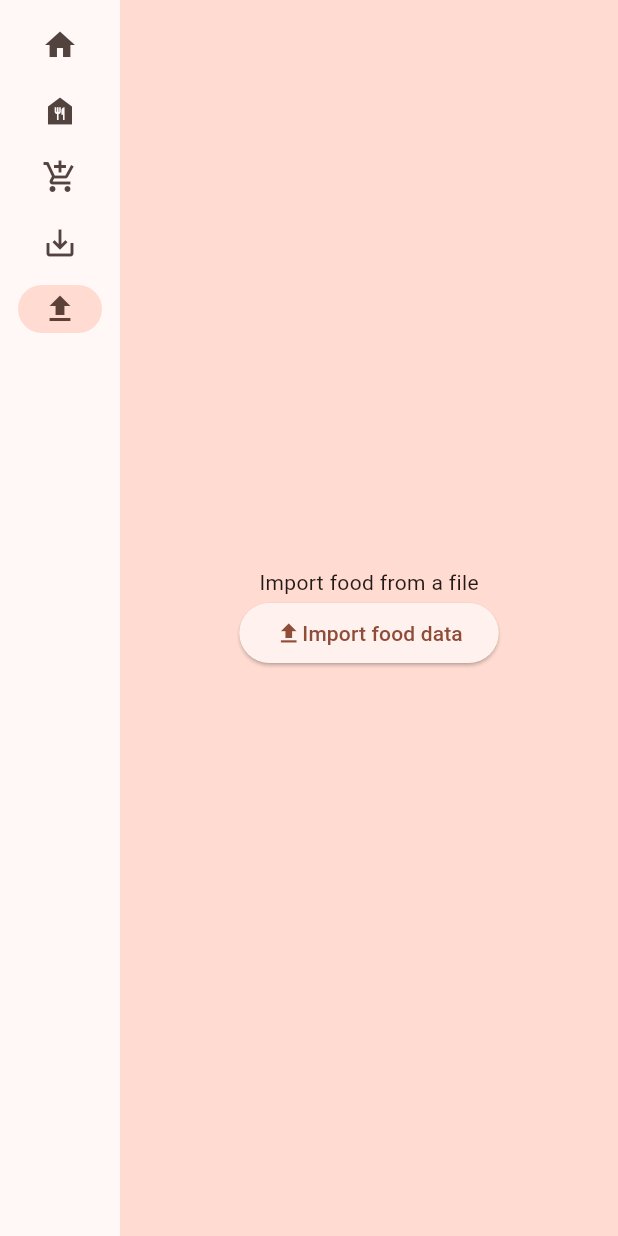
After one commit to JohnnyDoesStuff/Foodstuff, a Flutter app: the screen it shows after launch, after a tap on "Add food", after a tap on "Export food data", after a tap on "Import food data", on a phone screen of 412 x 824 dp. The commit adds this screen. Run offline on Flutter 3.47's test engine with Material 3 defaults, Android fonts, the phone set to English and light mode, and no system bars; missing offline and left inert: flutter_file_dialog.

Commit message:
add import and export of the database
- Export currently only works with Download directory
- Import allows the user to chose the file by GUI

```diff
--- a/foodstuff/lib/food_database.dart
+++ b/foodstuff/lib/food_database.dart
@@ -23,6 +23,9 @@ class FoodDatabase {
     if (newFood.isEmpty) {
       return;
     }
+
+    newFood = newFood.trim();
+
     // todo: make it case insensitive
     if (foodList.contains(newFood)) {
       return;
@@ -36,6 +39,37 @@ class FoodDatabase {
       foodList.remove(foodToRemove);
       _storeFood();
     }
+  }
+
+  void exportFood(String exportPath) {
+
+    if (exportPath.isEmpty) {
+      return;
+    }
+
+    if (!exportPath.endsWith('.txt')) {
+      exportPath = '$exportPath.txt';
+    }
+
+    var databaseFile = File(exportPath);
+    String content = foodList.join("\n");
+    databaseFile.writeAsStringSync(content);
+  }
+
+  void importFood(String importPath) {
+    var databaseFile = File(importPath);
+    String content = databaseFile.readAsStringSync();
+    var newFood = content.split("\n");
+    for (var food in newFood) {
+      if (food.isEmpty) {
+        continue;
+      }
+      if (foodList.contains(food)) {
+        continue;
+      }
+      foodList.add(food);
+    }
+    _storeFood();
   }
 
   static Future<FoodDatabase> create() async {
@@ -55,9 +89,7 @@ class FoodDatabase {
   }
 
   void _storeFood() {
-    var databaseFile = File(storagePath);
-    String content = foodList.join("\n");
-    databaseFile.writeAsStringSync(content);
+    exportFood(storagePath);
   }
 
   List<String> _getDefaultFood() {
--- /dev/null
+++ b/foodstuff/lib/load_page.dart
@@ -0,0 +1,47 @@
+import 'package:flutter/material.dart';
+import 'package:flutter_file_dialog/flutter_file_dialog.dart';
+import 'package:foodstuff/food_database.dart';
+
+class LoadPage extends StatelessWidget {
+  final FoodDatabase database;
+
+  LoadPage(this.database);
+
+  @override
+  Widget build(BuildContext context) {
+    final fileDialogParams = OpenFileDialogParams(
+      dialogType: OpenFileDialogType.document,
+      sourceType: SourceType.photoLibrary,
+    );
+
+    return Padding(
+      padding: const EdgeInsets.all(8.0),
+      child: Center(
+        child: Column(
+          mainAxisAlignment: MainAxisAlignment.center,
+          children: [
+            Text('Import food from a file'),
+            Row(
+              mainAxisSize: MainAxisSize.min,
+              children: [
+                ElevatedButton(
+                  onPressed: () async {
+                    final filePath = await FlutterFileDialog.pickFile(
+                        params: fileDialogParams);
+                    database.importFood(filePath!);
+                  },
+                  child: Row(
+                    children: [
+                      Icon(Icons.upload),
+                      Text('Import food data'),
+                    ],
+                  ),
+                ),
+              ],
+            ),
+          ],
+        ),
+      ),
+    );
+  }
+}
--- a/foodstuff/lib/main.dart
+++ b/foodstuff/lib/main.dart
@@ -2,7 +2,9 @@ import 'package:flutter/material.dart';
 import 'package:foodstuff/food_add_page.dart';
 import 'package:foodstuff/food_list_page.dart';
 import 'package:foodstuff/generator_page.dart';
+import 'package:foodstuff/load_page.dart';
 import 'package:foodstuff/my_app_state.dart';
+import 'package:foodstuff/save_page.dart';
 import 'package:provider/provider.dart';
 
 void main() {
@@ -48,6 +50,10 @@ class _MyHomePageState extends State<MyHomePage> {
         page = FoodListPage(appState.database);
       case 2:
         page = FoodAddPage(appState.database);
+      case 3:
+        page = SavePage(appState.database);
+      case 4:
+        page = LoadPage(appState.database);
       default:
         throw UnimplementedError('no widget for $selectedIndex');
     }
@@ -73,6 +79,14 @@ class _MyHomePageState extends State<MyHomePage> {
                       icon: Icon(Icons.add_shopping_cart),
                       label: Text('Add food'),
                     ),
+                    NavigationRailDestination(
+                      icon: Icon(Icons.save_alt),
+                      label: Text('Export food data'),
+                    ),
+                    NavigationRailDestination(
+                      icon: Icon(Icons.file_upload),
+                      label: Text('Import food data'),
+                    ),
                   ],
                   selectedIndex: selectedIndex,
                   onDestinationSelected: (value) {
--- /dev/null
+++ b/foodstuff/lib/save_page.dart
@@ -0,0 +1,50 @@
+import 'package:flutter/material.dart';
+import 'package:foodstuff/food_database.dart';
+
+class SavePage extends StatelessWidget {
+  final FoodDatabase foodDatabase;
+
+  const SavePage(this.foodDatabase);
+
+  @override
+  Widget build(BuildContext context) {
+    final TextEditingController textController = TextEditingController();
+    const String downloadDirectory = "storage/emulated/0/Download/";
+
+    return Padding(
+      padding: const EdgeInsets.all(8.0),
+      child: Center(
+        child: Column(
+          mainAxisAlignment: MainAxisAlignment.center,
+          children: [
+            Text('Save data to a file in your phone\'s download directory'),
+            TextField(
+              decoration: InputDecoration(
+                border: UnderlineInputBorder(),
+                hintText: 'Enter a file name',
+              ),
+              controller: textController,
+            ),
+            Row(
+              mainAxisSize: MainAxisSize.min,
+              children: [
+                ElevatedButton(
+                  onPressed: () {
+                    var exportPath = downloadDirectory + textController.text;
+                    foodDatabase.exportFood(exportPath);
+                  },
+                  child: Row(
+                    children: [
+                      Icon(Icons.download),
+                      Text('Export food data'),
+                    ],
+                  ),
+                ),
+              ],
+            ),
+          ],
+        ),
+      ),
+    );
+  }
+}
```
